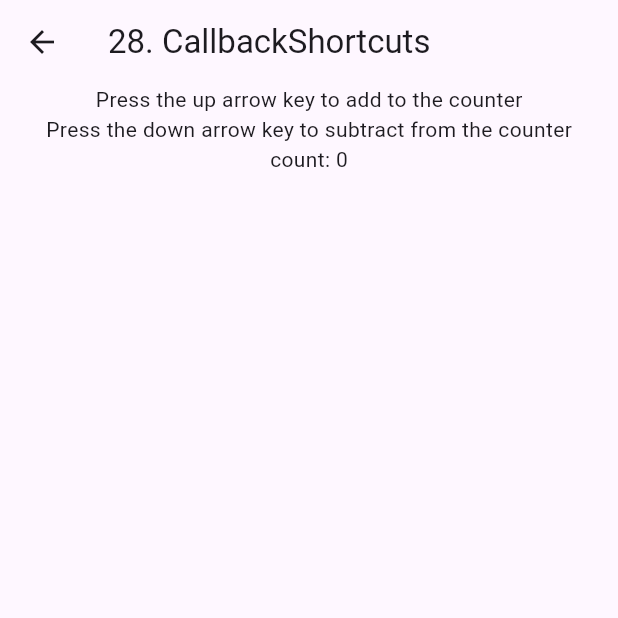
After one commit to jeongan-gn/flutter_of_the_week, a Flutter app: the CallbackShortcutsPage screen opened directly, on a phone screen of 412 x 824 dp, the top half of it. The commit adds this screen. Run offline on Flutter 3.47's test engine with Material 3 defaults, Android fonts, the phone set to English and light mode, and no system bars; our stand-ins replace video_player.

Commit message:
feat(widget): [28] CallbackShortcuts

```diff
--- a/lib/main.dart
+++ b/lib/main.dart
@@ -13,6 +13,7 @@ import 'widget_otw/11_Uint8List.dart';
 import 'widget_otw/19_SecmentedButton.dart';
 import 'widget_otw/20_DropdownMenu.dart';
 import 'widget_otw/21_OverlayPortal.dart';
+import 'widget_otw/28_CallbackShortcuts.dart';
 
 void main() {
   runApp(const MyApp());
@@ -129,6 +130,11 @@ class _WidgetListPageState extends State<WidgetListPage> {
       name: 'OverlayPortal',
       pageBuilder: () => const OverlayPortalPage(),
     ),
+    WidgetItem(
+      number: 28,
+      name: 'CallbackShortcuts',
+      pageBuilder: () => const CallbackShortcutsPage(),
+    ),
   ];
 
   @override
--- /dev/null
+++ b/lib/widget_otw/28_CallbackShortcuts.dart
@@ -0,0 +1,56 @@
+import 'package:flutter/material.dart';
+import 'package:flutter/services.dart';
+
+class CallbackShortcutsPage extends StatefulWidget {
+  const CallbackShortcutsPage({super.key});
+
+  @override
+  State<CallbackShortcutsPage> createState() => _CallbackShortcutsState();
+}
+
+class _CallbackShortcutsState extends State<CallbackShortcutsPage> {
+  @override
+  Widget build(BuildContext context) {
+    return Scaffold(
+      appBar: AppBar(title: Text("28. CallbackShortcuts")),
+      body: const Center(
+        child: CallbackShortcutsExample(),
+      ),
+    );
+  }
+}
+
+class CallbackShortcutsExample extends StatefulWidget {
+  const CallbackShortcutsExample({super.key});
+
+  @override
+  State<CallbackShortcutsExample> createState() =>
+      _CallbackShortcutExampleState();
+}
+
+class _CallbackShortcutExampleState extends State<CallbackShortcutsExample> {
+  int count = 0;
+
+  @override
+  Widget build(BuildContext context) {
+    return CallbackShortcuts(
+        bindings: <ShortcutActivator, VoidCallback>{
+          const SingleActivator(LogicalKeyboardKey.arrowUp): () {
+            setState(() => count = count + 1);
+          },
+          const SingleActivator(LogicalKeyboardKey.arrowDown): () {
+            setState(() => count = count - 1);
+          },
+        },
+        child: Focus(
+            autofocus: true,
+            child: Column(
+              children: <Widget>[
+                const Text('Press the up arrow key to add to the counter'),
+                const Text(
+                    'Press the down arrow key to subtract from the counter'),
+                Text('count: $count'),
+              ],
+            )));
+  }
+}
```
